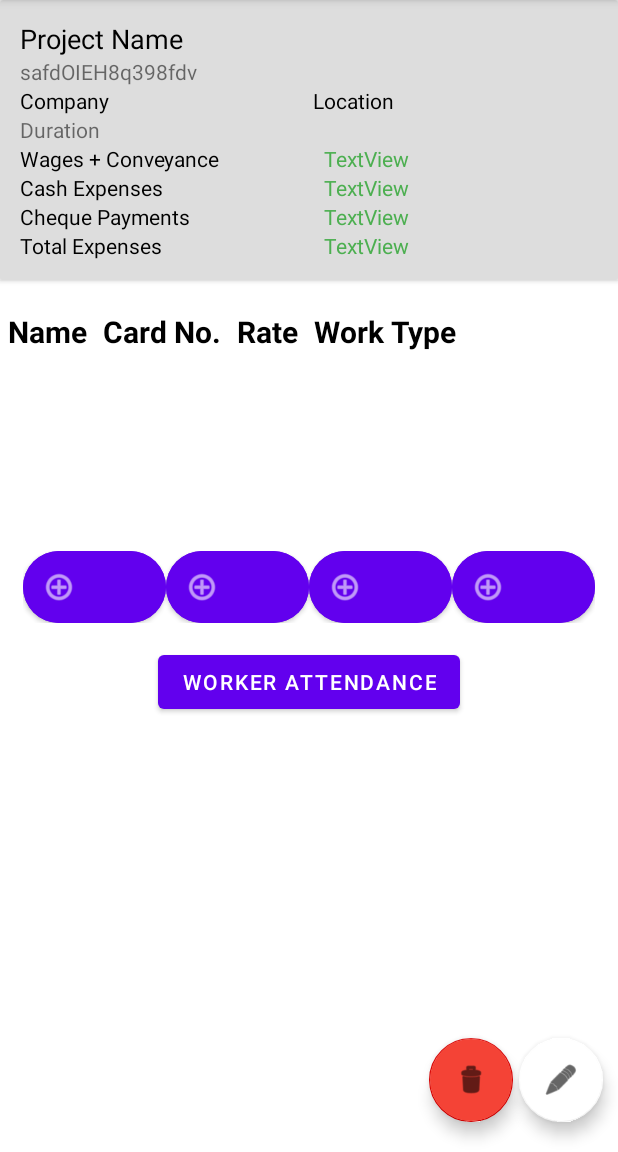
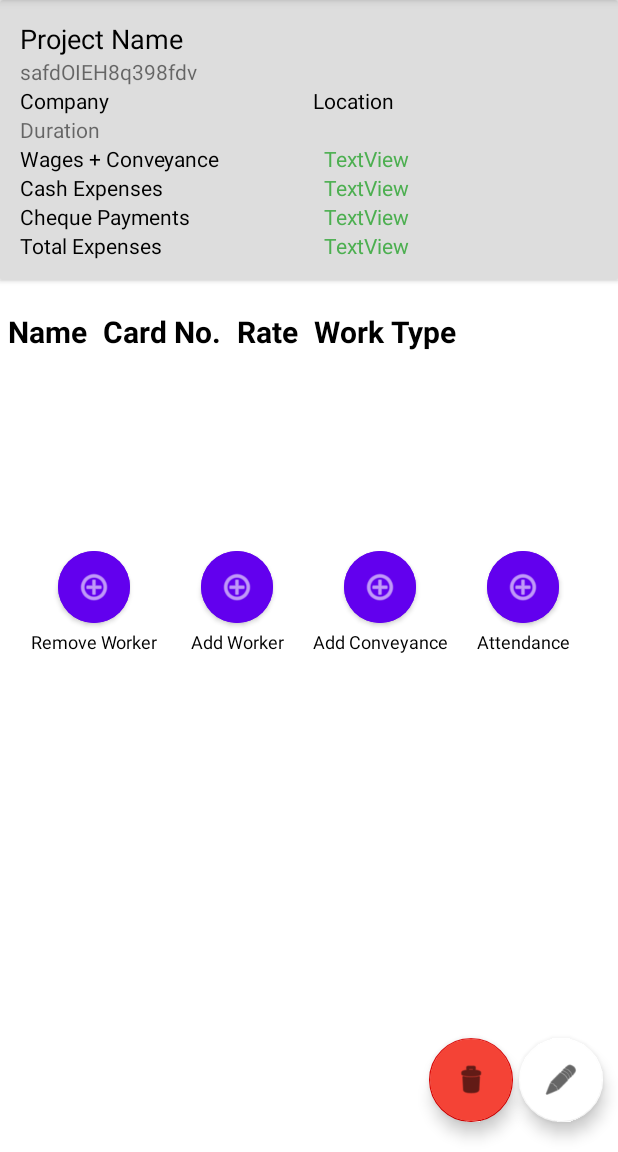
Before and after one commit to ronakpadia/WPWorkerManagement, an Android app: the ProjectDetailActivity screen opened directly, with no data from a screen before it, on a phone screen of 412 x 824 dp, the part 84-1236 px from its top. Run offline under Robolectric (Android 15) with nearby library versions, the phone set to English and light mode, and no system bars; our stand-ins replace Firebase (no records; nobody signed in at launch, a user with empty details on screens opened directly); 11 statements that could not run were skipped.

Commit message:
round buttons
addded round buttons in project detail activity

```diff
--- a/app/src/main/java/com/theinternetcompany/wpworkermanagement/ProjectDetailActivity.java
+++ b/app/src/main/java/com/theinternetcompany/wpworkermanagement/ProjectDetailActivity.java
@@ -103,7 +103,7 @@ public class ProjectDetailActivity extends AppCompatActivity {
         projectCompany.setText(project.getCompany());
         projectLocation.setText(project.getLocation());
         projectDuration.setText(project.getPeriod());
-        btnSave.setVisibility(View.GONE);
+//        btnSave.setVisibility(View.GONE);
         layout.setVisibility(View.GONE);
         getPWorkerData("main");
         getWorkerData();
@@ -125,17 +125,17 @@ public class ProjectDetailActivity extends AppCompatActivity {
             }
         });
 
-        btnSave.setOnClickListener(new View.OnClickListener() {
-
-            @Override
-            public void onClick(View v) {
-                btnRemove.setVisibility(View.VISIBLE);
-                btnAdd.setVisibility(View.VISIBLE);
-                btnSave.setVisibility(View.GONE);
-                layout.setVisibility(View.GONE);
-
-            }
-        });
+//        btnSave.setOnClickListener(new View.OnClickListener() {
+//
+//            @Override
+//            public void onClick(View v) {
+//                btnRemove.setVisibility(View.VISIBLE);
+//                btnAdd.setVisibility(View.VISIBLE);
+//                btnSave.setVisibility(View.GONE);
+//                layout.setVisibility(View.GONE);
+//
+//            }
+//        });
 
         btnAdd.setOnClickListener(new View.OnClickListener() {
 
--- a/app/src/main/res/layout/activity_project_detail.xml
+++ b/app/src/main/res/layout/activity_project_detail.xml
@@ -293,13 +293,54 @@
                 android:layout_margin="15dp"
                 android:orientation="horizontal">
 
+                <LinearLayout
+                    android:layout_width="match_parent"
+                    android:layout_weight="1"
+                    android:layout_height="wrap_content"
+                    android:orientation="vertical">
+
                     <com.google.android.material.button.MaterialButton
                         android:id="@+id/btnRemove"
                         style="@style/Widget.MaterialComponents.Button.Icon"
                         android:layout_width="48dp"
                         android:layout_height="48dp"
+                        android:backgroundTint="@color/purple_500"
+                        android:insetLeft="0dp"
+                        android:insetTop="0dp"
+                        android:insetRight="0dp"
+                        android:layout_gravity="center"
+                        android:insetBottom="0dp"
+                        app:icon="@android:drawable/ic_menu_add"
+                        app:iconPadding="0dp"
+                        app:iconSize="24dp"
+                        app:shapeAppearanceOverlay="@style/ShapeAppearanceOverlay.MyApp.Button.Rounded" />
+
+                    <TextView
+                        android:layout_width="wrap_content"
+                        android:layout_height="wrap_content"
+                        android:textSize="12dp"
+                        android:textColor="@color/black"
+                        android:layout_marginTop="4dp"
+                        android:layout_gravity="center"
+                        android:text="Remove Worker"/>
+
+                </LinearLayout>
+
+
+
+                <LinearLayout
+                    android:layout_width="match_parent"
+                    android:layout_height="wrap_content"
                     android:layout_weight="1"
+                    android:orientation="vertical">
+
+                    <com.google.android.material.button.MaterialButton
+                        android:id="@+id/btnAdd"
+                        style="@style/Widget.MaterialComponents.Button.Icon"
+                        android:layout_width="48dp"
+                        android:layout_height="48dp"
                         android:backgroundTint="@color/purple_500"
+                        android:layout_gravity="center"
                         android:insetLeft="0dp"
                         android:insetTop="0dp"
                         android:insetRight="0dp"
@@ -309,13 +350,31 @@
                         app:iconSize="24dp"
                         app:shapeAppearanceOverlay="@style/ShapeAppearanceOverlay.MyApp.Button.Rounded" />
 
+                    <TextView
+                        android:layout_width="wrap_content"
+                        android:layout_height="wrap_content"
+                        android:textSize="12dp"
+                        android:textColor="@color/black"
+                        android:layout_marginTop="4dp"
+                        android:layout_gravity="center"
+                        android:text="Add Worker"/>
+
+                </LinearLayout>
+
+
+                <LinearLayout
+                    android:layout_width="match_parent"
+                    android:layout_height="wrap_content"
+                    android:layout_weight="1"
+                    android:orientation="vertical">
+
                     <com.google.android.material.button.MaterialButton
-                    android:id="@+id/btnAdd"
+                        android:id="@+id/btnConveyance"
                         style="@style/Widget.MaterialComponents.Button.Icon"
                         android:layout_width="48dp"
                         android:layout_height="48dp"
-                    android:layout_weight="1"
                         android:backgroundTint="@color/purple_500"
+                        android:layout_gravity="center"
                         android:insetLeft="0dp"
                         android:insetTop="0dp"
                         android:insetRight="0dp"
@@ -325,14 +384,34 @@
                         app:iconSize="24dp"
                         app:shapeAppearanceOverlay="@style/ShapeAppearanceOverlay.MyApp.Button.Rounded" />
 
+                    <TextView
+                        android:layout_width="wrap_content"
+                        android:layout_height="wrap_content"
+                        android:textSize="12dp"
+                        android:textColor="@color/black"
+                        android:layout_marginTop="4dp"
+                        android:layout_gravity="center"
+                        android:text="Add Conveyance"/>
+
+                </LinearLayout>
+
+
+                <LinearLayout
+                    android:layout_width="match_parent"
+                    android:layout_height="wrap_content"
+                    android:layout_weight="1"
+                    android:orientation="vertical">
+
+
+
                     <com.google.android.material.button.MaterialButton
-                    android:id="@+id/btnConveyance"
+                        android:id="@+id/btnMarkAttendance"
                         style="@style/Widget.MaterialComponents.Button.Icon"
                         android:layout_width="48dp"
                         android:layout_height="48dp"
-                    android:layout_weight="1"
                         android:backgroundTint="@color/purple_500"
                         android:insetLeft="0dp"
+                        android:layout_gravity="center"
                         android:insetTop="0dp"
                         android:insetRight="0dp"
                         android:insetBottom="0dp"
@@ -341,21 +420,21 @@
                         app:iconSize="24dp"
                         app:shapeAppearanceOverlay="@style/ShapeAppearanceOverlay.MyApp.Button.Rounded" />
 
-                <com.google.android.material.button.MaterialButton
-                    android:id="@+id/btnAttendance"
-                    style="@style/Widget.MaterialComponents.Button.Icon"
-                    android:layout_width="48dp"
-                    android:layout_height="48dp"
-                    android:layout_weight="1"
-                    android:backgroundTint="@color/purple_500"
-                    android:insetLeft="0dp"
-                    android:insetTop="0dp"
-                    android:insetRight="0dp"
-                    android:insetBottom="0dp"
-                    app:icon="@android:drawable/ic_menu_add"
-                    app:iconPadding="0dp"
-                    app:iconSize="24dp"
-                    app:shapeAppearanceOverlay="@style/ShapeAppearanceOverlay.MyApp.Button.Rounded" />
+
+                    <TextView
+                        android:layout_width="wrap_content"
+                        android:layout_height="wrap_content"
+                        android:textSize="12dp"
+                        android:textColor="@color/black"
+                        android:layout_marginTop="4dp"
+                        android:layout_gravity="center"
+                        android:text="Attendance"/>
+
+
+                </LinearLayout>
+
+
+
 
 
 
@@ -472,15 +551,6 @@
             </LinearLayout>
 
 
-            <Button
-                android:id="@+id/btnMarkAttendance"
-                android:layout_width="wrap_content"
-                android:layout_height="wrap_content"
-                android:layout_gravity="center"
-                android:text="Worker Attendance"
-
-                />
-
         </LinearLayout>
 
 
```
Lines whose indentation alone changed are shown as unchanged.
